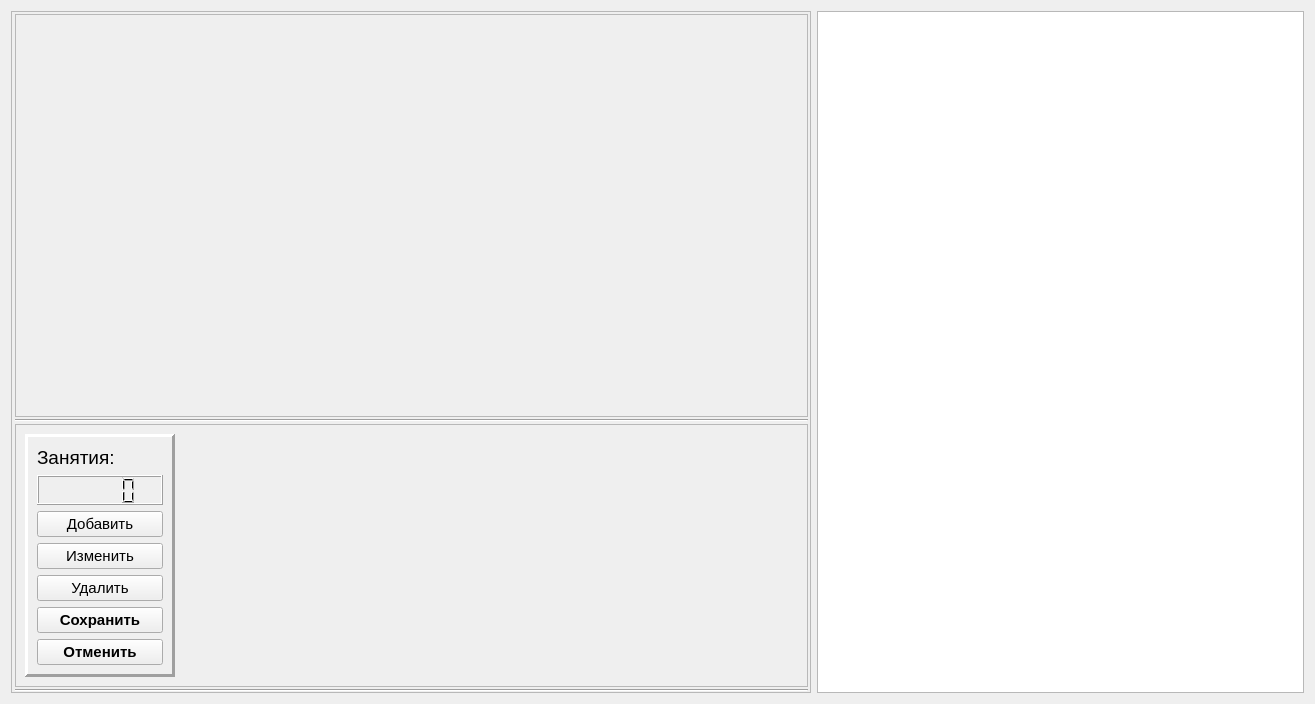
Above: widgets/checkTable.ui from AlexanderSokolov69/Journal310 before the change. Below: the same form after it.
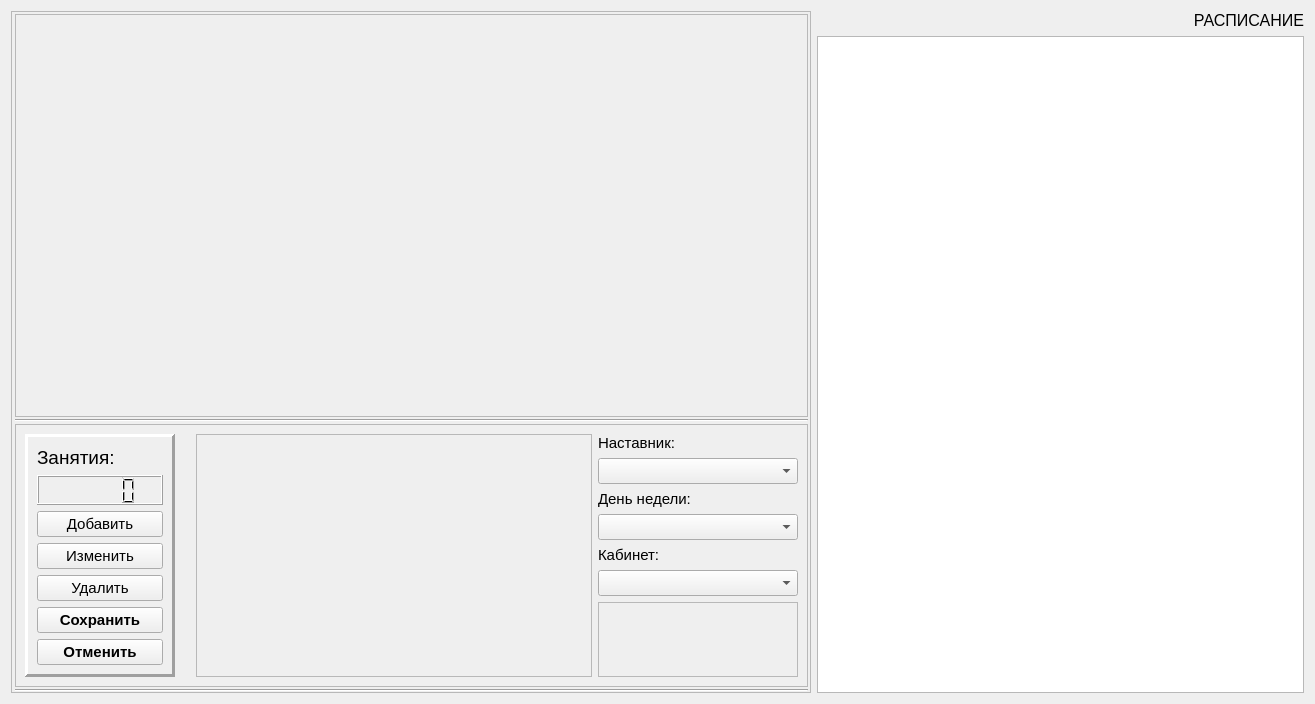
That is the form after the change.

Diff of the .ui file:
```diff
--- a/widgets/checkTable.ui
+++ b/widgets/checkTable.ui
@@ -270,8 +270,14 @@
              </property>
              <item row="0" column="0">
               <widget class="QLabel" name="label">
+               <property name="sizePolicy">
+                <sizepolicy hsizetype="Preferred" vsizetype="Preferred">
+                 <horstretch>0</horstretch>
+                 <verstretch>0</verstretch>
+                </sizepolicy>
+               </property>
                <property name="text">
-                <string> </string>
+                <string/>
                </property>
               </widget>
              </item>
@@ -279,6 +285,138 @@
            </item>
           </layout>
          </item>
+         <item>
+          <widget class="QFrame" name="frame_5">
+           <property name="sizePolicy">
+            <sizepolicy hsizetype="Expanding" vsizetype="Preferred">
+             <horstretch>0</horstretch>
+             <verstretch>0</verstretch>
+            </sizepolicy>
+           </property>
+           <property name="frameShape">
+            <enum>QFrame::StyledPanel</enum>
+           </property>
+           <property name="frameShadow">
+            <enum>QFrame::Raised</enum>
+           </property>
+          </widget>
+         </item>
+         <item>
+          <layout class="QVBoxLayout" name="filtersLayout">
+           <item>
+            <widget class="QLabel" name="label_2">
+             <property name="sizePolicy">
+              <sizepolicy hsizetype="Fixed" vsizetype="Fixed">
+               <horstretch>0</horstretch>
+               <verstretch>0</verstretch>
+              </sizepolicy>
+             </property>
+             <property name="text">
+              <string>Наставник:</string>
+             </property>
+             <property name="alignment">
+              <set>Qt::AlignLeading|Qt::AlignLeft|Qt::AlignTop</set>
+             </property>
+            </widget>
+           </item>
+           <item>
+            <widget class="QComboBox" name="flt_user">
+             <property name="sizePolicy">
+              <sizepolicy hsizetype="Preferred" vsizetype="Fixed">
+               <horstretch>0</horstretch>
+               <verstretch>0</verstretch>
+              </sizepolicy>
+             </property>
+             <property name="minimumSize">
+              <size>
+               <width>200</width>
+               <height>0</height>
+              </size>
+             </property>
+            </widget>
+           </item>
+           <item>
+            <widget class="QLabel" name="label_4">
+             <property name="sizePolicy">
+              <sizepolicy hsizetype="Fixed" vsizetype="Fixed">
+               <horstretch>0</horstretch>
+               <verstretch>0</verstretch>
+              </sizepolicy>
+             </property>
+             <property name="text">
+              <string>День недели:</string>
+             </property>
+             <property name="alignment">
+              <set>Qt::AlignLeading|Qt::AlignLeft|Qt::AlignTop</set>
+             </property>
+            </widget>
+           </item>
+           <item>
+            <widget class="QComboBox" name="flt_day">
+             <property name="sizePolicy">
+              <sizepolicy hsizetype="Preferred" vsizetype="Fixed">
+               <horstretch>0</horstretch>
+               <verstretch>0</verstretch>
+              </sizepolicy>
+             </property>
+             <property name="minimumSize">
+              <size>
+               <width>200</width>
+               <height>0</height>
+              </size>
+             </property>
+            </widget>
+           </item>
+           <item>
+            <widget class="QLabel" name="label_5">
+             <property name="sizePolicy">
+              <sizepolicy hsizetype="Fixed" vsizetype="Fixed">
+               <horstretch>0</horstretch>
+               <verstretch>0</verstretch>
+              </sizepolicy>
+             </property>
+             <property name="text">
+              <string>Кабинет:</string>
+             </property>
+             <property name="alignment">
+              <set>Qt::AlignLeading|Qt::AlignLeft|Qt::AlignTop</set>
+             </property>
+            </widget>
+           </item>
+           <item>
+            <widget class="QComboBox" name="flt_kab">
+             <property name="sizePolicy">
+              <sizepolicy hsizetype="Preferred" vsizetype="Fixed">
+               <horstretch>0</horstretch>
+               <verstretch>0</verstretch>
+              </sizepolicy>
+             </property>
+             <property name="minimumSize">
+              <size>
+               <width>200</width>
+               <height>0</height>
+              </size>
+             </property>
+            </widget>
+           </item>
+           <item>
+            <widget class="QFrame" name="frame_4">
+             <property name="sizePolicy">
+              <sizepolicy hsizetype="Minimum" vsizetype="Preferred">
+               <horstretch>0</horstretch>
+               <verstretch>0</verstretch>
+              </sizepolicy>
+             </property>
+             <property name="frameShape">
+              <enum>QFrame::StyledPanel</enum>
+             </property>
+             <property name="frameShadow">
+              <enum>QFrame::Raised</enum>
+             </property>
+            </widget>
+           </item>
+          </layout>
+         </item>
         </layout>
        </widget>
       </item>
@@ -303,6 +441,21 @@
     </widget>
    </item>
    <item>
+    <layout class="QVBoxLayout" name="verticalLayout">
+     <property name="leftMargin">
+      <number>0</number>
+     </property>
+     <item>
+      <widget class="QLabel" name="label_6">
+       <property name="text">
+        <string>РАСПИСАНИЕ</string>
+       </property>
+       <property name="alignment">
+        <set>Qt::AlignRight|Qt::AlignTrailing|Qt::AlignVCenter</set>
+       </property>
+      </widget>
+     </item>
+     <item>
     <widget class="QTableView" name="tab4_rasp_view">
      <property name="sizePolicy">
       <sizepolicy hsizetype="Expanding" vsizetype="MinimumExpanding">
@@ -328,6 +481,8 @@
       </font>
      </property>
     </widget>
+     </item>
+    </layout>
    </item>
   </layout>
  </widget>
```
Left out of the diff: 6 changed lines with no effect on the pictures. Lines whose indentation alone changed are shown as unchanged.
